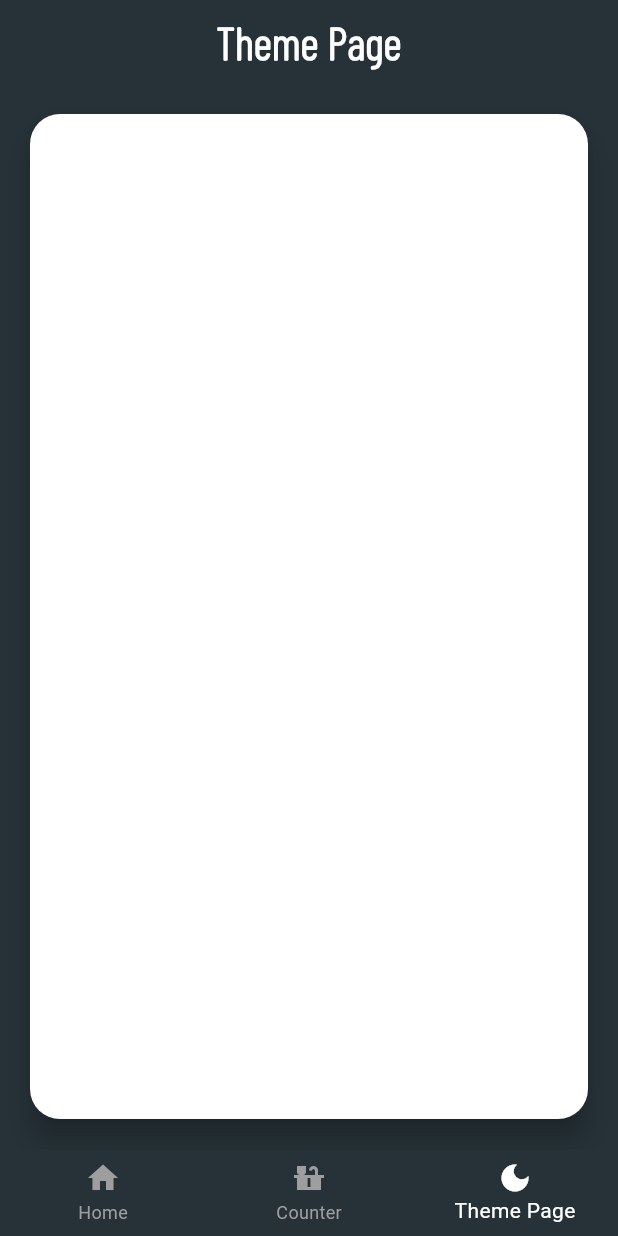
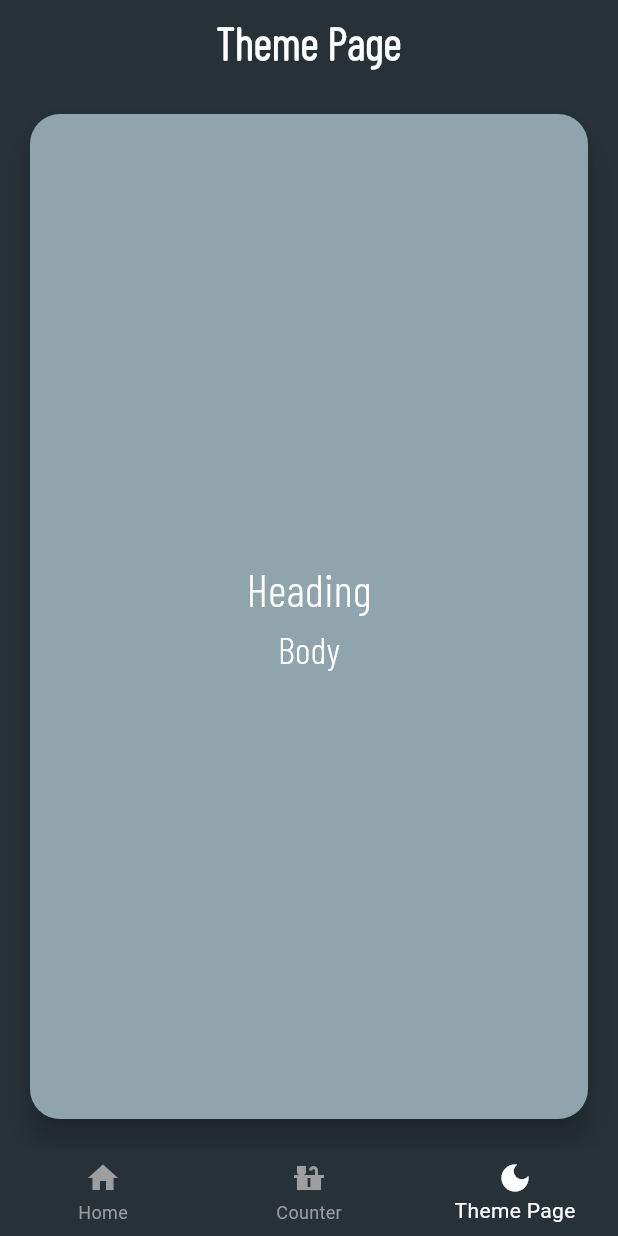
Before and after one commit to Tetoji/Flutter-Udemy-Course, a Flutter app: the screen it shows after launch, item 3 of the bottom bar chosen, on a phone screen of 412 x 824 dp. Run offline on Flutter 3.47's test engine with Material 3 defaults, Android fonts, the phone set to English and light mode, and no system bars; drawn by our look-alikes of auto_size_text.

Commit message:
minor style changes

```diff
--- a/udemy_app/lib/presentation/theme_animation/theme_animation_page.dart
+++ b/udemy_app/lib/presentation/theme_animation/theme_animation_page.dart
@@ -26,10 +26,23 @@ class ThemaAnimationPage extends StatelessWidget {
           child: Material(
             borderRadius: const BorderRadius.all(Radius.circular(20)),
             elevation: 8,
-            child: Container(
-              decoration: BoxDecoration(
-                borderRadius: BorderRadius.circular(20),
-                color: Colors.white,
+            color: Theme.of(context).colorScheme.onPrimary,
+            child: ConstrainedBox(
+              constraints: const BoxConstraints(minWidth: double.infinity),
+              child: const Column(
+                mainAxisAlignment: MainAxisAlignment.center,
+                children: [
+                  Text(
+                    "Heading",
+                    style:
+                        TextStyle(fontFamily: 'BarlowCondensed', fontSize: 30),
+                  ),
+                  Text(
+                    "Body",
+                    style:
+                        TextStyle(fontFamily: 'BarlowCondensed', fontSize: 25),
+                  ),
+                ],
               ),
             ),
           ),
--- a/udemy_app/lib/presentation/widgets_examples/widgets/row_expanded_example.dart
+++ b/udemy_app/lib/presentation/widgets_examples/widgets/row_expanded_example.dart
@@ -17,7 +17,7 @@ class RowExpandedExample extends StatelessWidget {
             child: Container(
               decoration: BoxDecoration(
                 borderRadius: BorderRadius.circular(20),
-                color: const Color.fromARGB(96, 0, 0, 0),
+                color: const Color.fromARGB(255, 162, 154, 154),
               ),
               height: 100,
               width: 50,
--- a/udemy_app/lib/theme.dart
+++ b/udemy_app/lib/theme.dart
@@ -23,6 +23,7 @@ class AppTheme {
 
   static const Color _iconColor = Colors.white;
 
+  //* Text Theme
   static const TextStyle _lightHeadingText =
       TextStyle(color: _lightTextColorPrimary, fontFamily: 'BarlowCondensed');
 
@@ -36,6 +37,18 @@ class AppTheme {
     bodyLarge: _lightBodyText,
   );
 
+  static final TextStyle _darkThemeHeadingTextStyle =
+      _lightHeadingText.copyWith(color: _darkTextColorPrimary);
+
+  static final TextStyle _darkThemeBodyeTextStyle =
+      _lightBodyText.copyWith(color: _darkTextColorPrimary);
+
+  static final TextTheme _darkTextTheme = TextTheme(
+    displayLarge: _darkThemeHeadingTextStyle,
+    bodyLarge: _darkThemeBodyeTextStyle,
+  );
+
+  //* Light Theme
   static final ThemeData lightTheme = ThemeData(
       scaffoldBackgroundColor: _lightPrimaryColor,
       appBarTheme: const AppBarTheme(
@@ -52,17 +65,7 @@ class AppTheme {
           unselectedItemColor: _lightUnselectedIconColor),
       textTheme: _lightTextTheme);
 
-  static final TextStyle _darkThemeHeadingTextStyle =
-      _lightHeadingText.copyWith(color: _darkTextColorPrimary);
-
-  static final TextStyle _darkThemeBodyeTextStyle =
-      _lightBodyText.copyWith(color: _darkTextColorPrimary);
-
-  static final TextTheme _darkTextTheme = TextTheme(
-    displayLarge: _darkThemeHeadingTextStyle,
-    bodyLarge: _darkThemeBodyeTextStyle,
-  );
-
+  //* Dark Theme
   static final ThemeData darkTheme = ThemeData(
       scaffoldBackgroundColor: _darkPrimaryColor,
       appBarTheme: AppBarTheme(
```
